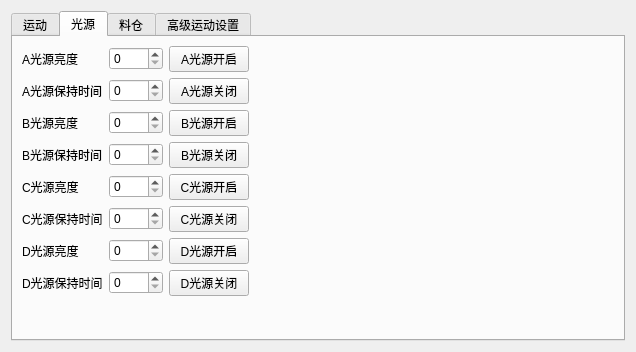
SA-Dynamics/Outsourcing, file FlexControlSystem/FlexControlSystem/controlpanel.ui: the form before one commit.
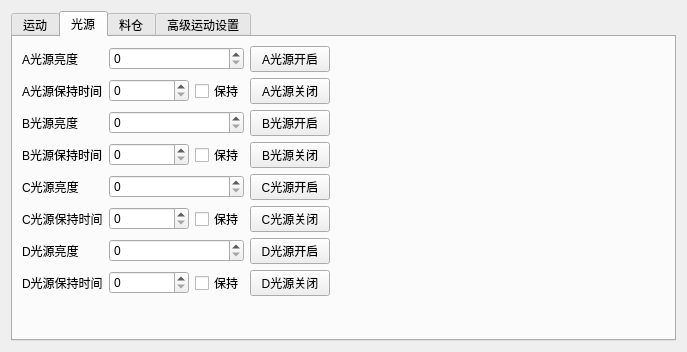
The form after the commit. The open tabs and pages were chosen to show the change.

Commit message: 加入保持运动协议, 修改ui界面

```diff
--- a/FlexControlSystem/FlexControlSystem/controlpanel.ui
+++ b/FlexControlSystem/FlexControlSystem/controlpanel.ui
@@ -117,14 +117,40 @@
             </widget>
            </item>
            <item row="2" column="7">
+            <layout class="QHBoxLayout" name="hblMotionTimeRow">
+             <item>
             <widget class="QDoubleSpinBox" name="dspbTime">
+               <property name="minimumSize">
+                <size>
+                 <width>90</width>
+                 <height>0</height>
+                </size>
+               </property>
+               <property name="toolTip">
+                <string>动作时长(秒)。勾选右侧"保持"时该值不再作为结束条件</string>
+               </property>
              <property name="decimals">
               <number>1</number>
              </property>
+               <property name="maximum">
+                <double>5000.000000000000000</double>
+               </property>
              <property name="singleStep">
               <double>0.100000000000000</double>
              </property>
             </widget>
+             </item>
+             <item>
+              <widget class="QCheckBox" name="cbMotionKeep">
+               <property name="toolTip">
+                <string>勾选后下发"无限时间动作"(标志位=1): 一直动作, 直到点停止</string>
+               </property>
+               <property name="text">
+                <string>保持</string>
+               </property>
+              </widget>
+             </item>
+            </layout>
            </item>
            <item row="3" column="1">
             <widget class="QPushButton" name="pbVCentered">
@@ -379,11 +405,34 @@
             </widget>
            </item>
            <item row="4" column="1">
+            <layout class="QHBoxLayout" name="hblLightBTimeRow">
+             <item>
             <widget class="QSpinBox" name="spLightBTime">
+               <property name="minimumSize">
+                <size>
+                 <width>80</width>
+                 <height>0</height>
+                </size>
+               </property>
+               <property name="toolTip">
+                <string>保持时间(秒)。勾选右侧"保持"时该值不再作为熄灭条件</string>
+               </property>
              <property name="maximum">
-              <number>9999</number>
-             </property>
-            </widget>
+                <number>5000</number>
+               </property>
+              </widget>
+             </item>
+             <item>
+              <widget class="QCheckBox" name="cbLightBKeep">
+               <property name="toolTip">
+                <string>勾选后下发"无限保持"(标志位=1): 常亮, 直到点关闭</string>
+               </property>
+               <property name="text">
+                <string>保持</string>
+               </property>
+              </widget>
+             </item>
+            </layout>
            </item>
            <item row="9" column="0">
             <spacer name="verticalSpacer_7">
@@ -420,11 +469,34 @@
             </widget>
            </item>
            <item row="1" column="1">
+            <layout class="QHBoxLayout" name="hblLightATimeRow">
+             <item>
             <widget class="QSpinBox" name="spLightATime">
+               <property name="minimumSize">
+                <size>
+                 <width>80</width>
+                 <height>0</height>
+                </size>
+               </property>
+               <property name="toolTip">
+                <string>保持时间(秒)。勾选右侧"保持"时该值不再作为熄灭条件</string>
+               </property>
              <property name="maximum">
-              <number>9999</number>
-             </property>
-            </widget>
+                <number>5000</number>
+               </property>
+              </widget>
+             </item>
+             <item>
+              <widget class="QCheckBox" name="cbLightAKeep">
+               <property name="toolTip">
+                <string>勾选后下发"无限保持"(标志位=1): 常亮, 直到点关闭</string>
+               </property>
+               <property name="text">
+                <string>保持</string>
+               </property>
+              </widget>
+             </item>
+            </layout>
            </item>
            <item row="1" column="0">
             <widget class="QLabel" name="label_3">
@@ -469,11 +541,34 @@
             </widget>
            </item>
            <item row="6" column="1">
+            <layout class="QHBoxLayout" name="hblLightCTimeRow">
+             <item>
             <widget class="QSpinBox" name="spLightCTime">
+               <property name="minimumSize">
+                <size>
+                 <width>80</width>
+                 <height>0</height>
+                </size>
+               </property>
+               <property name="toolTip">
+                <string>保持时间(秒)。勾选右侧"保持"时该值不再作为熄灭条件</string>
+               </property>
              <property name="maximum">
-              <number>9999</number>
-             </property>
-            </widget>
+                <number>5000</number>
+               </property>
+              </widget>
+             </item>
+             <item>
+              <widget class="QCheckBox" name="cbLightCKeep">
+               <property name="toolTip">
+                <string>勾选后下发"无限保持"(标志位=1): 常亮, 直到点关闭</string>
+               </property>
+               <property name="text">
+                <string>保持</string>
+               </property>
+              </widget>
+             </item>
+            </layout>
            </item>
            <item row="7" column="1">
             <widget class="QSpinBox" name="spLightDBrightness">
@@ -483,11 +578,34 @@
             </widget>
            </item>
            <item row="8" column="1">
+            <layout class="QHBoxLayout" name="hblLightDTimeRow">
+             <item>
             <widget class="QSpinBox" name="spLightDTime">
+               <property name="minimumSize">
+                <size>
+                 <width>80</width>
+                 <height>0</height>
+                </size>
+               </property>
+               <property name="toolTip">
+                <string>保持时间(秒)。勾选右侧"保持"时该值不再作为熄灭条件</string>
+               </property>
              <property name="maximum">
-              <number>9999</number>
-             </property>
-            </widget>
+                <number>5000</number>
+               </property>
+              </widget>
+             </item>
+             <item>
+              <widget class="QCheckBox" name="cbLightDKeep">
+               <property name="toolTip">
+                <string>勾选后下发"无限保持"(标志位=1): 常亮, 直到点关闭</string>
+               </property>
+               <property name="text">
+                <string>保持</string>
+               </property>
+              </widget>
+             </item>
+            </layout>
            </item>
            <item row="5" column="2">
             <widget class="QPushButton" name="pbOpenLightC">
@@ -576,7 +694,40 @@
             <widget class="QDoubleSpinBox" name="dspbBinVoltage"/>
            </item>
            <item row="2" column="1">
-            <widget class="QDoubleSpinBox" name="dspbBinTime"/>
+            <layout class="QHBoxLayout" name="hblBinTimeRow">
+             <item>
+              <widget class="QDoubleSpinBox" name="dspbBinTime">
+               <property name="minimumSize">
+                <size>
+                 <width>90</width>
+                 <height>0</height>
+                </size>
+               </property>
+               <property name="toolTip">
+                <string>动作时长(秒)。勾选右侧"保持"时该值不再作为结束条件</string>
+               </property>
+               <property name="decimals">
+                <number>1</number>
+               </property>
+               <property name="maximum">
+                <double>5000.000000000000000</double>
+               </property>
+               <property name="singleStep">
+                <double>0.100000000000000</double>
+               </property>
+              </widget>
+             </item>
+             <item>
+              <widget class="QCheckBox" name="cbBinKeep">
+               <property name="toolTip">
+                <string>勾选后下发"无限时间动作"(标志位=1): 一直振动, 直到点停止</string>
+               </property>
+               <property name="text">
+                <string>保持</string>
+               </property>
+              </widget>
+             </item>
+            </layout>
            </item>
            <item row="0" column="2">
             <spacer name="horizontalSpacer_3">
```
Lines whose indentation alone changed are shown as unchanged. The commit also changes 19 other files.
